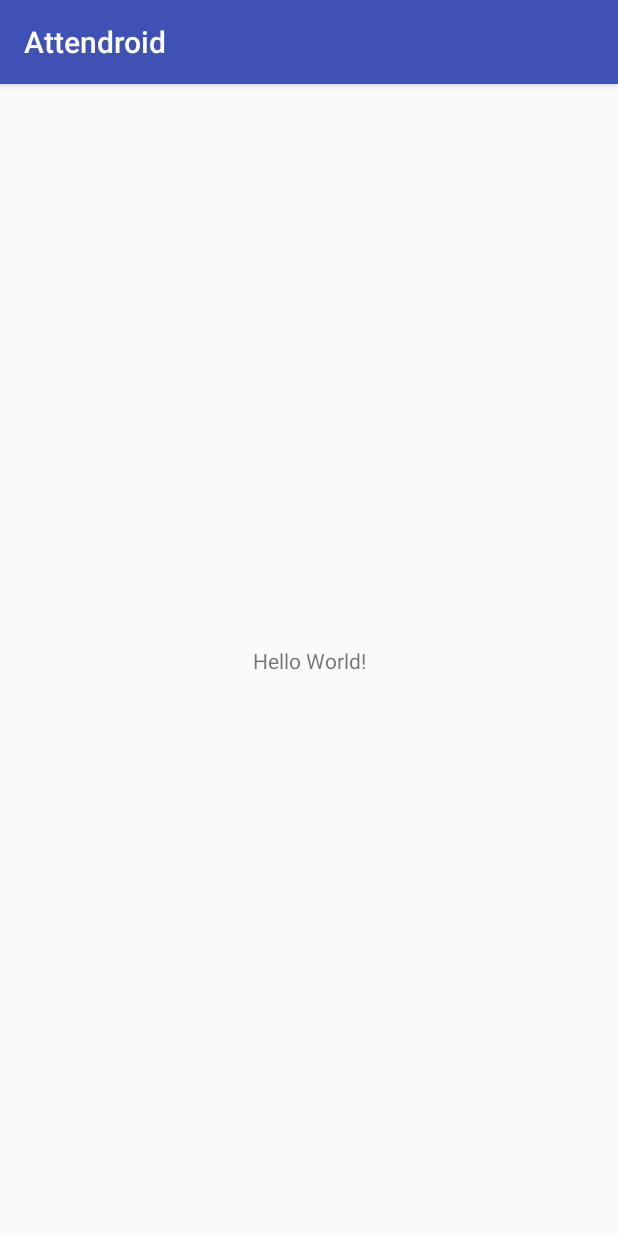
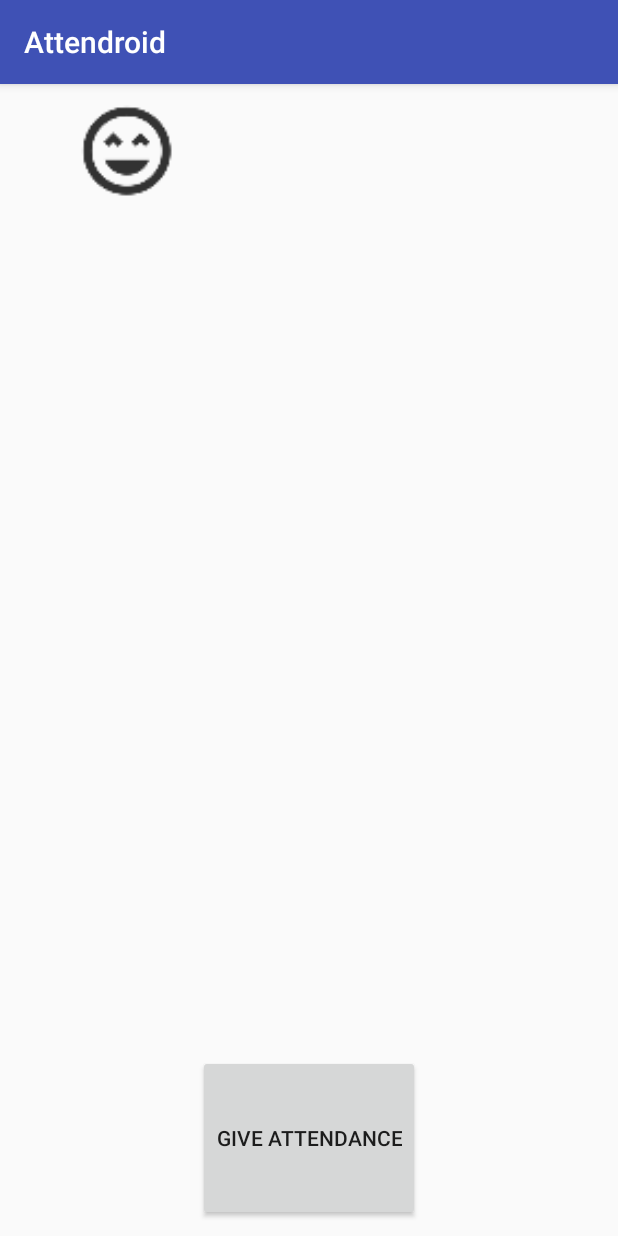
Before and after one commit to romikps/Attendroid, an Android app: the screen it shows after launch (MainActivity), on a phone screen of 412 x 824 dp. Run offline under Robolectric (Android 15) with nearby library versions, the phone set to English and light mode, and no system bars; our stand-ins replace Firebase (no records; nobody signed in at launch, a user with empty details on screens opened directly).

Commit message:
student layout v1

```diff
--- a/app/src/main/res/layout/activity_main.xml
+++ b/app/src/main/res/layout/activity_main.xml
@@ -1,18 +1,76 @@
 <?xml version="1.0" encoding="utf-8"?>
-<android.support.constraint.ConstraintLayout xmlns:android="http://schemas.android.com/apk/res/android"
-    xmlns:app="http://schemas.android.com/apk/res-auto"
-    xmlns:tools="http://schemas.android.com/tools"
-    android:layout_width="match_parent"
-    android:layout_height="match_parent"
-    tools:context="com.example.romanpr.attendroid.MainActivity">
+<LinearLayout xmlns:android="http://schemas.android.com/apk/res/android"
+              xmlns:tools="http://schemas.android.com/tools"
+              xmlns:app="http://schemas.android.com/apk/res-auto"
+              android:layout_height="match_parent"
+              android:layout_width="match_parent"
+              android:gravity="center_horizontal|top"
+              android:orientation="vertical"
+              android:padding="10dp">
 
-    <TextView
+
+    <LinearLayout
+        android:layout_width="match_parent"
+        android:layout_height="wrap_content"
+        android:orientation="horizontal"
+        android:layout_weight="2">
+
+        <ImageView
+            android:id="@+id/badge_image"
+            android:layout_width="70dp"
+            android:layout_height="70dp"
+            android:layout_weight="1"
+            app:srcCompat="@drawable/ic_ecstatic"/>
+
+        <LinearLayout
+            android:layout_width="wrap_content"
+            android:layout_height="wrap_content"
+            android:orientation="vertical"
+            android:layout_weight="2">
+
+            <TextView
+                android:id="@+id/student_name"
+                android:layout_width="wrap_content"
+                android:layout_height="wrap_content"
+                android:textAppearance="@style/TextAppearance.AppCompat.Medium"
+                tools:text="Yekta Can Yıldırım"/>
+
+            <TextView
+                android:id="@+id/student_number"
+                android:layout_width="wrap_content"
+                android:layout_height="wrap_content"
+                android:textAppearance="@style/TextAppearance.AppCompat.Medium"
+                tools:text="178302905"/>
+
+            <TextView
+                android:id="@+id/attendance_status"
+                android:layout_width="wrap_content"
+                android:layout_height="wrap_content"
+                android:textAppearance="@style/TextAppearance.AppCompat.Medium"
+                tools:text="Attendance Rock Star"/>
+        </LinearLayout>
+
+        <TextView
+            android:id="@+id/total_points"
+            android:layout_width="wrap_content"
+            android:layout_height="wrap_content"
+            android:layout_weight="1"
+            android:textAppearance="@style/TextAppearance.AppCompat.Display1"
+            tools:text="142 pts"/>
+
+    </LinearLayout>
+
+    <android.support.v7.widget.RecyclerView
+        android:id="@+id/course_recycler_view"
+        android:layout_width="match_parent"
+        android:layout_height="wrap_content"
+        android:layout_weight="7"/>
+
+    <Button
+        android:id="@+id/button2"
         android:layout_width="wrap_content"
         android:layout_height="wrap_content"
-        android:text="Hello World!"
-        app:layout_constraintBottom_toBottomOf="parent"
-        app:layout_constraintLeft_toLeftOf="parent"
-        app:layout_constraintRight_toRightOf="parent"
-        app:layout_constraintTop_toTopOf="parent" />
+        android:layout_weight="1"
+        android:text="Give Attendance"/>
 
-</android.support.constraint.ConstraintLayout>
+</LinearLayout>
```
